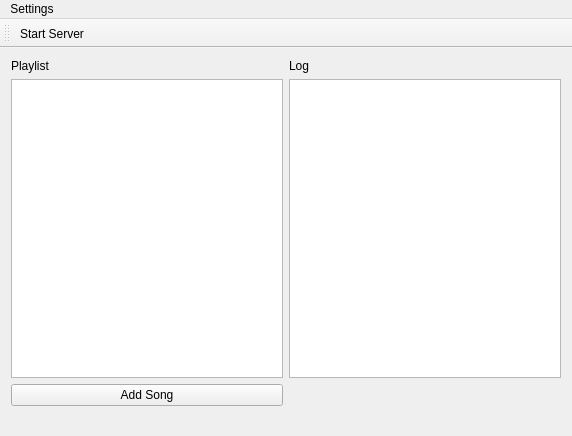
Qt form Server/Server/application.ui (filipgutica/COMP4985_CommAudio) before a commit.
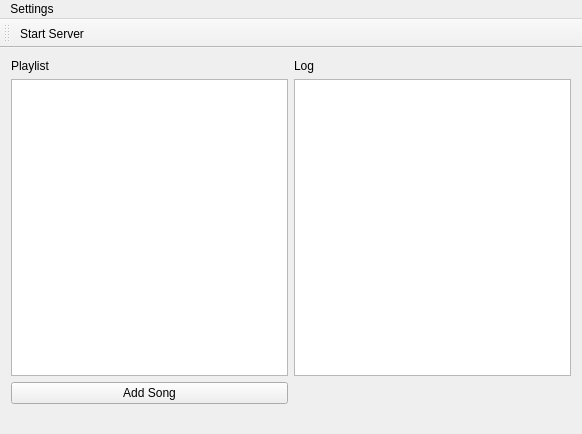
The same form after that commit.

```diff
--- a/Server/Server/application.ui
+++ b/Server/Server/application.ui
@@ -6,8 +6,8 @@
    <rect>
     <x>0</x>
     <y>0</y>
-    <width>572</width>
-    <height>436</height>
+    <width>582</width>
+    <height>434</height>
    </rect>
   </property>
   <property name="windowTitle">
@@ -53,7 +53,7 @@
     <rect>
      <x>0</x>
      <y>0</y>
-     <width>572</width>
+     <width>582</width>
      <height>21</height>
     </rect>
    </property>
```
